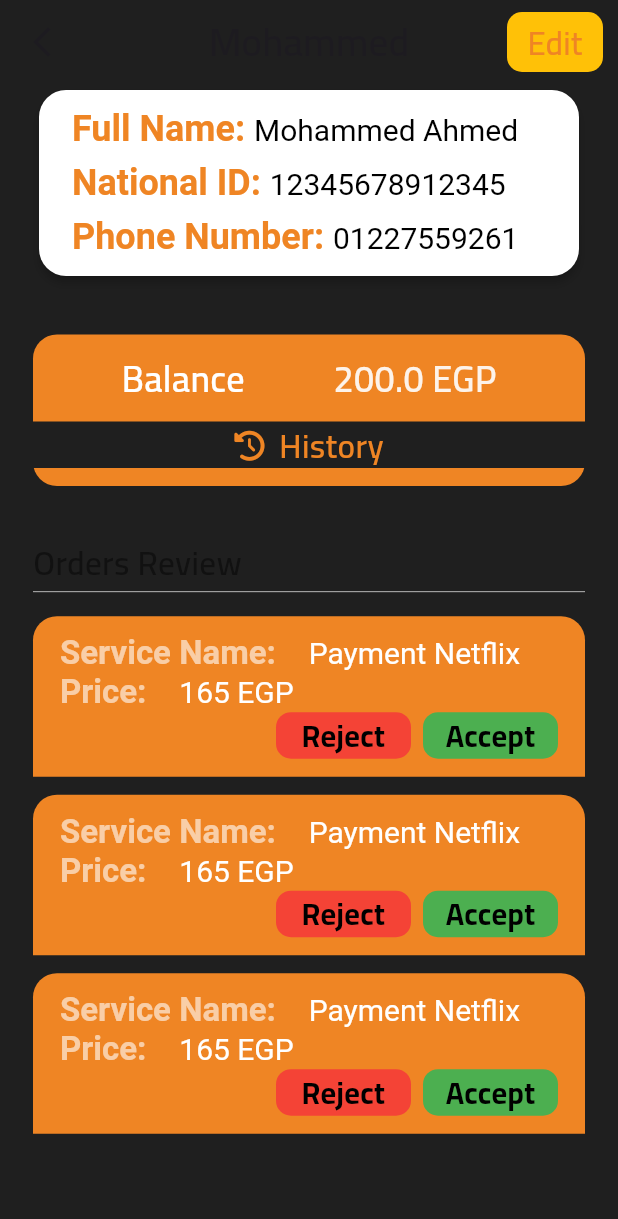
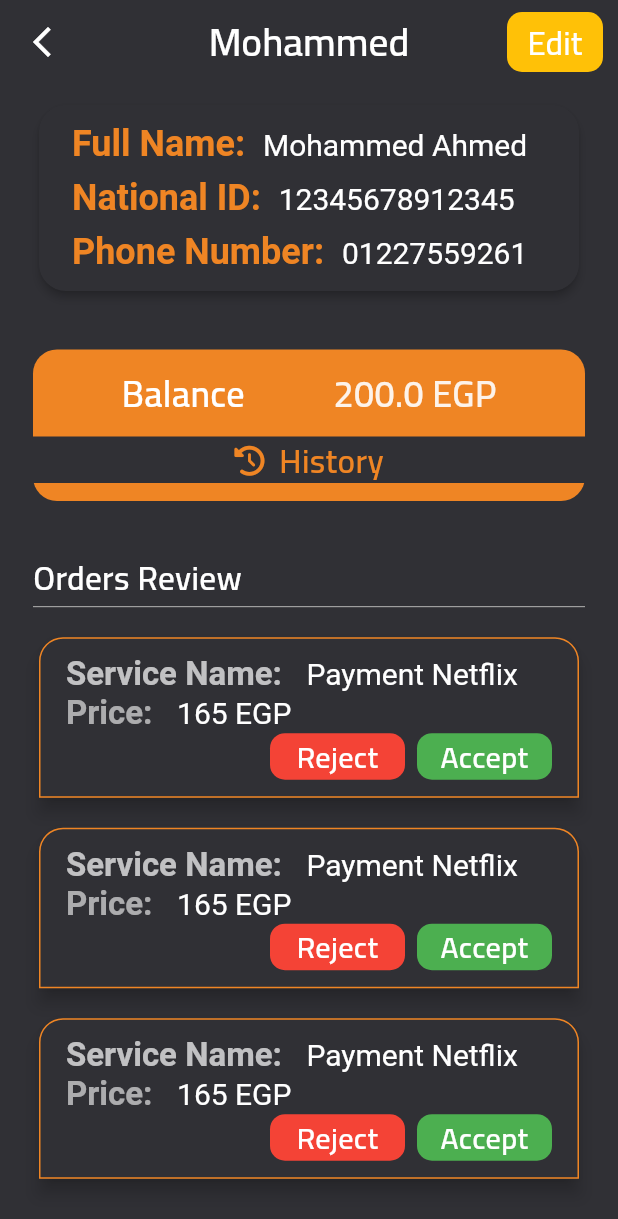
Before and after one commit to thabooota/Tab-Cash, a Flutter app: the ChildInfo screen opened by its route, on a phone screen of 412 x 824 dp. Shown: the top 1219 px of the screen. Run offline on Flutter 3.47's test engine with Material 2 defaults, Android fonts, the phone set to English and light mode, and no system bars; our stand-ins replace curved_navigation_bar, dio, dropdown_button2, flutter_bloc, flutter_svg, font_awesome_flutter and 1 more; missing offline and left inert: flutter_barcode_scanner.

Commit message:
dark mode profile

```diff
--- a/lib/app/app.dart
+++ b/lib/app/app.dart
@@ -1,4 +1,5 @@
 import 'package:flutter/material.dart';
+import 'package:smartwallet/core/utils/color_manager.dart';
 import '../core/utils/app_router.dart';
 import '../core/utils/app_theme.dart';
 
@@ -16,7 +17,7 @@ class TapCash extends StatelessWidget {
       debugShowCheckedModeBanner: false,
       onGenerateRoute: RouteGenerator.getRoute,
       // theme: appTheme,
-      darkTheme: appTheme,
+      darkTheme: appTheme.copyWith(scaffoldBackgroundColor: ColorManager.darkScaffoldBackgroundColor),
       themeMode: ThemeMode.dark,
     );
   }
--- a/lib/core/utils/color_manager.dart
+++ b/lib/core/utils/color_manager.dart
@@ -6,14 +6,14 @@ abstract class ColorManager {
 
 
   //Dark Theme
-  static const Color darkScaffoldBackgroundColor = Color(0xff1F1F1F);
+  static const Color darkScaffoldBackgroundColor = Color(0xff303035);
   static const Color darkDefaultColor = Color(0xffEF8524);
   static const Color darkTextColor = Colors.white;
+  static const Color darkMode = Color(0xFF1f1f1f);
 
   static const Color gray = Color(0xFF7f7f7f);
-  static const Color darkMode = Color(0xFF1f1f1f);
 
   //Light Theme
   static const Color appLight = Color(0xFFF9F7F3);
-  static const Color gray2 = Color(0xFFBBB9B6);
+  static const Color gray2 = Color(0xFFCCCCC6);
 }
--- a/lib/core/widget/app_bar.dart
+++ b/lib/core/widget/app_bar.dart
@@ -5,7 +5,7 @@ import '../utils/color_manager.dart';
 AppBar appBar(
   context, {
   required String text,
-      Color? titleColor,
+      Color? titleColor = ColorManager.darkTextColor,
   bool centerTitle = false,
       Color bgColor = ColorManager.darkScaffoldBackgroundColor,
       List<Widget>? actions
@@ -18,7 +18,7 @@ AppBar appBar(
         onPressed: () {
           Navigator.pop(context);
         },
-        icon: const Icon(Icons.arrow_back_ios_new),
+        icon: const Icon(Icons.arrow_back_ios_new,color: ColorManager.darkTextColor,),
       ),
       title: Text(
         text,
--- a/lib/core/widget/custom_dropdown_button2.dart
+++ b/lib/core/widget/custom_dropdown_button2.dart
@@ -75,7 +75,7 @@ class CustomDropdownButton2 extends StatelessWidget {
             maxLines: 1,
             style: TextStyle(
               fontSize: 14,
-              color: Theme.of(context).hintColor,
+              color: Colors.grey,
             ),
           ),
         ),
@@ -90,6 +90,7 @@ class CustomDropdownButton2 extends StatelessWidget {
               overflow: TextOverflow.ellipsis,
               maxLines: 1,
               style: const TextStyle(
+                color: ColorManager.darkTextColor,
                 fontSize: 14,
               ),
             ),
@@ -125,6 +126,7 @@ class CustomDropdownButton2 extends StatelessWidget {
           padding: dropdownPadding,
           decoration: dropdownDecoration ??
               BoxDecoration(
+                color: ColorManager.darkScaffoldBackgroundColor,
                 borderRadius: BorderRadius.circular(14),
               ),
           elevation: dropdownElevation ?? 8,
--- a/lib/features/notification/presentation/views/widgets/notification_item.dart
+++ b/lib/features/notification/presentation/views/widgets/notification_item.dart
@@ -29,7 +29,7 @@ Widget notificationItem(
             padding: const EdgeInsetsDirectional.all(14.0),
             decoration: BoxDecoration(
               color:
-                  readIt ? ColorManager.darkMode : ColorManager.gray2,
+                  readIt ? ColorManager.darkScaffoldBackgroundColor : ColorManager.gray2,
               borderRadius: const BorderRadius.only(
                 topRight: Radius.circular(40.0),
                 bottomRight: Radius.circular(40.0),
--- a/lib/features/profile/presentation/views/child_info.dart
+++ b/lib/features/profile/presentation/views/child_info.dart
@@ -22,7 +22,7 @@ class ChildInfo extends StatelessWidget {
             ),
             child: const Text(
               "Edit",
-              style: TextStyle(color: ColorManager.darkDefaultColor, fontSize: 22.0),
+              style: TextStyle(color: ColorManager.darkTextColor, fontSize: 22.0),
             ),
           ),
         )
--- a/lib/features/profile/presentation/views/children_view.dart
+++ b/lib/features/profile/presentation/views/children_view.dart
@@ -11,6 +11,7 @@ class ChildrenView extends StatelessWidget {
   @override
   Widget build(BuildContext context) {
     return Scaffold(
+      backgroundColor: ColorManager.darkScaffoldBackgroundColor,
       appBar: appBar(context, text: "Children",centerTitle: true),
       floatingActionButton: FloatingActionButton(onPressed: (){
         Navigator.pushNamed(context, Routes.addChildRoute);
--- a/lib/features/profile/presentation/views/widgets/child_info_body.dart
+++ b/lib/features/profile/presentation/views/widgets/child_info_body.dart
@@ -11,6 +11,9 @@ class ChildInfoBody extends StatelessWidget {
     return ListView(
       padding: const EdgeInsets.symmetric(horizontal: 22.0),
       children: const [
+        SizedBox(
+          height: 10.0,
+        ),
         InformationChildSection(),
         SizedBox(
           height: 35.0,
@@ -35,7 +38,7 @@ class InformationChildSection extends StatelessWidget {
         borderRadius: BorderRadius.circular(18.0),
       ),
       elevation: 2.5,
-      color: Colors.white,
+      color: ColorManager.darkScaffoldBackgroundColor,
       child: Padding(
         padding: const EdgeInsets.symmetric(vertical: 12.0, horizontal: 22.0),
         child: Column(
@@ -43,7 +46,7 @@ class InformationChildSection extends StatelessWidget {
           children: [
             RichText(
               text: const TextSpan(
-                  text: "Full Name: ",
+                  text: "Full Name:  ",
                   style: TextStyle(
                     color: ColorManager.darkDefaultColor,
                     fontSize: 24.0,
@@ -53,7 +56,7 @@ class InformationChildSection extends StatelessWidget {
                     TextSpan(
                       text: "Mohammed Ahmed",
                       style: TextStyle(
-                        color: Colors.black,
+                        color: ColorManager.darkTextColor,
                         fontSize: 20.0,
                         fontWeight: FontWeight.w400,
                       ),
@@ -65,7 +68,7 @@ class InformationChildSection extends StatelessWidget {
             ),
             RichText(
               text: const TextSpan(
-                  text: "National ID: ",
+                  text: "National ID:  ",
                   style: TextStyle(
                     color: ColorManager.darkDefaultColor,
                     fontSize: 24.0,
@@ -75,7 +78,7 @@ class InformationChildSection extends StatelessWidget {
                     TextSpan(
                       text: "12345678912345",
                       style: TextStyle(
-                        color: Colors.black,
+                        color: ColorManager.darkTextColor,
                         fontSize: 20.0,
                         fontWeight: FontWeight.w400,
                       ),
@@ -87,7 +90,7 @@ class InformationChildSection extends StatelessWidget {
             ),
             RichText(
               text: const TextSpan(
-                  text: "Phone Number: ",
+                  text: "Phone Number:  ",
                   style: TextStyle(
                     color: ColorManager.darkDefaultColor,
                     fontSize: 24.0,
@@ -97,7 +100,7 @@ class InformationChildSection extends StatelessWidget {
                     TextSpan(
                       text: "01227559261",
                       style: TextStyle(
-                        color: Colors.black,
+                        color: ColorManager.darkTextColor,
                         fontSize: 20.0,
                         fontWeight: FontWeight.w400,
                       ),
@@ -176,21 +179,31 @@ class BalanceChildSection extends StatelessWidget {
   }
 }
 
-Widget orderReviewItem() => Container(
+Widget orderReviewItem() => Card(
+      shape: const RoundedRectangleBorder(
+        borderRadius: BorderRadius.only(
+            topRight: Radius.circular(16.0), topLeft: Radius.circular(16.0)),
+        side: BorderSide(
+          color: ColorManager.darkDefaultColor
+        )
+      ),
+      elevation: 5.0,
+      color: ColorManager.darkScaffoldBackgroundColor,
+      child: Container(
         padding: const EdgeInsets.symmetric(horizontal: 18.0, vertical: 12.0),
         decoration: const BoxDecoration(
           borderRadius: BorderRadius.only(
               topRight: Radius.circular(16.0), topLeft: Radius.circular(16.0)),
-        color: ColorManager.darkDefaultColor,
+          color: ColorManager.darkScaffoldBackgroundColor,
         ),
         child: Column(
           crossAxisAlignment: CrossAxisAlignment.start,
           children: [
             RichText(
               text: const TextSpan(
-              text: "Service Name:    ",
+                text: "Service Name:   ",
                 style: TextStyle(
-                color: Colors.white60,
+                  color: Colors.white70,
                   fontSize: 22.0,
                   fontWeight: FontWeight.w600,
                 ),
@@ -208,7 +221,7 @@ Widget orderReviewItem() => Container(
             ),
             RichText(
               text: const TextSpan(
-              text: "Price:    ",
+                text: "Price:   ",
                 style: TextStyle(
                   color: Colors.white60,
                   fontSize: 22.0,
@@ -231,15 +244,18 @@ Widget orderReviewItem() => Container(
               children: [
                 Container(
                   width: 90.0,
-                padding:
-                    const EdgeInsets.symmetric(horizontal: 10.0, vertical: 1.0),
+                  padding: const EdgeInsets.symmetric(
+                      horizontal: 10.0, vertical: 1.0),
                   decoration: BoxDecoration(
                     color: Colors.red,
                     borderRadius: BorderRadius.circular(10.0),
                   ),
                   child: const Text(
                     "Reject",
-                  style: Styles.textStyle20,
+                    style: TextStyle(
+                        fontSize: 20.0,
+                        fontWeight: FontWeight.w600,
+                        color: ColorManager.darkTextColor),
                     textAlign: TextAlign.center,
                   ),
                 ),
@@ -248,21 +264,25 @@ Widget orderReviewItem() => Container(
                 ),
                 Container(
                   width: 90.0,
-                padding:
-                    const EdgeInsets.symmetric(horizontal: 10.0, vertical: 1.0),
+                  padding: const EdgeInsets.symmetric(
+                      horizontal: 10.0, vertical: 1.0),
                   decoration: BoxDecoration(
                     color: Colors.green,
                     borderRadius: BorderRadius.circular(10.0),
                   ),
                   child: const Text(
                     "Accept",
-                  style: Styles.textStyle20,
+                    style: TextStyle(
+                        fontSize: 20.0,
+                        fontWeight: FontWeight.w600,
+                        color: ColorManager.darkTextColor),
                     textAlign: TextAlign.center,
                   ),
                 ),
               ],
             ),
           ],
+        ),
       ),
     );
 
@@ -277,7 +297,7 @@ class OrderReviewListView extends StatelessWidget {
         const Text(
           "Orders Review",
           style: TextStyle(
-              color: Colors.black45,
+              color: ColorManager.darkTextColor,
               fontWeight: FontWeight.w600,
               fontSize: 22.0),
         ),
@@ -293,7 +313,7 @@ class OrderReviewListView extends StatelessWidget {
           separatorBuilder: (context, index) => const SizedBox(
             height: 12.0,
           ),
-          itemCount:3,
+          itemCount: 3,
         ),
       ],
     );
--- a/lib/features/profile/presentation/views/widgets/children_view_body.dart
+++ b/lib/features/profile/presentation/views/widgets/children_view_body.dart
@@ -1,7 +1,4 @@
 import 'package:flutter/material.dart';
-import 'package:smartwallet/core/utils/styles.dart';
-import '../../../../../core/utils/app_router.dart';
-import '../../../../../core/utils/color_manager.dart';
 import 'list_child_item.dart';
 
 class ChildrenViewBody extends StatelessWidget {
@@ -10,7 +7,7 @@ class ChildrenViewBody extends StatelessWidget {
   @override
   Widget build(BuildContext context) {
     return ListView.separated(
-      padding: const EdgeInsets.symmetric(horizontal: 22.0),
+      padding: const EdgeInsets.symmetric(horizontal: 22.0,vertical: 10.0),
       itemBuilder: (context, index) => listChildrenItem(context),
       separatorBuilder: (context, index) => const SizedBox(
         height: 12.0,
--- a/lib/features/profile/presentation/views/widgets/editItem.dart
+++ b/lib/features/profile/presentation/views/widgets/editItem.dart
@@ -50,7 +50,7 @@ Widget editItem(
                   text,
                   overflow: TextOverflow.ellipsis,
                   maxLines: 1,
-                  style: Styles.textStyle20.copyWith(color: Colors.black),
+                  style: Styles.textStyle20.copyWith(color: ColorManager.darkTextColor),
                 ),
               ],
             ),
--- a/lib/features/profile/presentation/views/widgets/edit_section.dart
+++ b/lib/features/profile/presentation/views/widgets/edit_section.dart
@@ -1,5 +1,6 @@
 import 'package:flutter/material.dart';
 import 'package:font_awesome_flutter/font_awesome_flutter.dart';
+import 'package:smartwallet/core/utils/color_manager.dart';
 
 import 'editItem.dart';
 
@@ -13,7 +14,7 @@ class EditSection extends StatelessWidget {
       children: [
         const Text(
           "Edit",
-          style: TextStyle(color: Colors.black45,fontWeight: FontWeight.w600,fontSize: 22.0),
+          style: TextStyle(color: ColorManager.darkTextColor,fontWeight: FontWeight.w600,fontSize: 22.0),
         ),
         Container(
           height: 0.8,
--- a/lib/features/profile/presentation/views/widgets/history_view_body.dart
+++ b/lib/features/profile/presentation/views/widgets/history_view_body.dart
@@ -39,11 +39,11 @@ class HistoryViewBody extends StatelessWidget {
               children: [
                 Text(
                   'Service Name:$serviceName',
-                  style: Styles.textStyle16.copyWith(color: Colors.black),
+                  style: Styles.textStyle16.copyWith(color: ColorManager.darkTextColor),
                 ),
                 Text(
                   'Service Number :$serviceNum ',
-                  style: Styles.textStyle16.copyWith(color: Colors.black),
+                  style: Styles.textStyle16.copyWith(color: ColorManager.darkTextColor),
                 ),
                 Text(
                   '18 May 2023  - 2:35 pm',
--- a/lib/features/profile/presentation/views/widgets/list_child_item.dart
+++ b/lib/features/profile/presentation/views/widgets/list_child_item.dart
@@ -15,7 +15,7 @@ Widget listChildrenItem(context) => InkWell(
           bottomRight: Radius.circular(52.0),
           topLeft: Radius.circular(52.0)),
     ),
-    color: Colors.white,
+    color: ColorManager.darkScaffoldBackgroundColor,
     child: Container(
       padding: const EdgeInsets.symmetric(horizontal: 16.0, vertical: 8.0),
       width: MediaQuery.of(context).size.width - 32.0,
@@ -39,11 +39,11 @@ Widget listChildrenItem(context) => InkWell(
             children: const [
               Text(
                 "Phone: 01227559261",
-                style: TextStyle(color: Colors.black54),
+                style: TextStyle(color: ColorManager.darkTextColor),
               ),
               Text(
                 "Balane: 200.0",
-                style: TextStyle(color: Colors.black54),
+                style: TextStyle(color: ColorManager.darkTextColor),
               ),
             ],
           ),
--- a/lib/features/profile/presentation/views/widgets/row_item.dart
+++ b/lib/features/profile/presentation/views/widgets/row_item.dart
@@ -26,7 +26,7 @@ Widget rowItem({
                 Text(
                   text,
                   style: const TextStyle(
-                      color: Colors.black,
+                      color: ColorManager.darkTextColor,
                       fontWeight: FontWeight.w400,
                       fontSize: 22.0),
                 ),
--- a/lib/features/profile/presentation/views/widgets/setting_view_body.dart
+++ b/lib/features/profile/presentation/views/widgets/setting_view_body.dart
@@ -16,6 +16,9 @@ class SettingViewBody extends StatelessWidget {
       padding: const EdgeInsets.symmetric(horizontal: 28.0),
       child: Column(
         children: const [
+          SizedBox(
+            height: 20.0,
+          ),
           AppearanceSection(),
           SizedBox(
             height: 60.0,
--- a/lib/features/service/presentation/views/widgets/smart_card_view_body.dart
+++ b/lib/features/service/presentation/views/widgets/smart_card_view_body.dart
@@ -31,7 +31,7 @@ class SmartCardViewBody extends StatelessWidget {
                   angle: 150.4,
                   child: const Text(
                     "952",
-                    style: Styles.textStyle24,
+                    style: TextStyle(fontSize: 24.0,fontWeight: FontWeight.w600,color: Colors.black),
                   ),
                 ),
               ),
```
Also changed, not shown: lib/features/profile/presentation/views/widgets/appearance_section.dart (+4 -3 lines), lib/features/profile/presentation/views/widgets/help_view_body.dart (+9 -5 lines), lib/features/profile/presentation/views/widgets/profile_view_body.dart (+13 -2 lines). Lines whose indentation alone changed are shown as unchanged.
